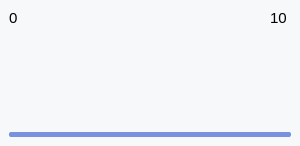
Old version of the form UIFiles/belt_tile.ui in the repository DORSA-co/MSC_Conveyor.
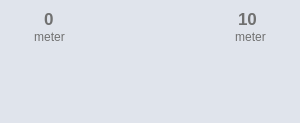
New version of the form. Icons and pictures are not drawn.

The edit to the form file:
```diff
--- a/UIFiles/belt_tile.ui
+++ b/UIFiles/belt_tile.ui
@@ -7,7 +7,7 @@
     <x>0</x>
     <y>0</y>
     <width>300</width>
-    <height>146</height>
+    <height>123</height>
    </rect>
   </property>
   <property name="windowTitle">
@@ -32,10 +32,10 @@
    <item>
     <widget class="QWidget" name="StyleSheet" native="true">
      <property name="styleSheet">
-      <string notr="true">#frame
+      <string notr="true">#main_frame
 {
 	border:None;
-	background-color: #F7F8FA;
+	background-color: #E0E4EC;
 }</string>
      </property>
      <layout class="QVBoxLayout" name="verticalLayout_2">
@@ -55,7 +55,7 @@
        <number>0</number>
       </property>
       <item>
-       <widget class="QFrame" name="frame">
+       <widget class="QFrame" name="main_frame">
         <property name="minimumSize">
          <size>
           <width>300</width>
@@ -78,77 +78,11 @@
          <property name="spacing">
           <number>4</number>
          </property>
+         <property name="bottomMargin">
+          <number>0</number>
+         </property>
          <item>
-          <layout class="QHBoxLayout" name="horizontalLayout">
-           <property name="topMargin">
-            <number>0</number>
-           </property>
-           <item>
-            <widget class="QLabel" name="meterage_low_label">
-             <property name="sizePolicy">
-              <sizepolicy hsizetype="Fixed" vsizetype="Preferred">
-               <horstretch>0</horstretch>
-               <verstretch>0</verstretch>
-              </sizepolicy>
-             </property>
-             <property name="font">
-              <font>
-               <pointsize>11</pointsize>
-              </font>
-             </property>
-             <property name="text">
-              <string>0</string>
-             </property>
-            </widget>
-           </item>
-           <item>
-            <widget class="QPushButton" name="left_arrow">
-             <property name="styleSheet">
-              <string notr="true">#left_arrow{
-	border: 0px solid gray;
-}</string>
-             </property>
-             <property name="text">
-              <string/>
-             </property>
-            </widget>
-           </item>
-           <item>
-            <widget class="QPushButton" name="right_arrow">
-             <property name="styleSheet">
-              <string notr="true">#right_arrow{
-	border: 0px solid gray;
-}</string>
-             </property>
-             <property name="text">
-              <string/>
-             </property>
-            </widget>
-           </item>
-           <item>
-            <widget class="QLabel" name="meterage_high_label">
-             <property name="sizePolicy">
-              <sizepolicy hsizetype="Fixed" vsizetype="Preferred">
-               <horstretch>0</horstretch>
-               <verstretch>0</verstretch>
-              </sizepolicy>
-             </property>
-             <property name="font">
-              <font>
-               <pointsize>11</pointsize>
-               <weight>50</weight>
-               <bold>false</bold>
-              </font>
-             </property>
-             <property name="text">
-              <string>10 </string>
-             </property>
-            </widget>
-           </item>
-          </layout>
-         </item>
-         <item>
-          <widget class="QFrame" name="frame2">
+          <widget class="QFrame" name="inner_frame">
            <property name="sizePolicy">
             <sizepolicy hsizetype="Preferred" vsizetype="Expanding">
              <horstretch>0</horstretch>
@@ -156,7 +90,8 @@
             </sizepolicy>
            </property>
            <property name="styleSheet">
-            <string notr="true">border: None;</string>
+            <string notr="true">border: None;
+background-color: None;</string>
            </property>
            <property name="frameShape">
             <enum>QFrame::StyledPanel</enum>
@@ -181,25 +116,201 @@
              <number>0</number>
             </property>
             <item>
-             <widget class="QLabel" name="label">
-              <property name="text">
-               <string/>
+             <layout class="QHBoxLayout" name="horizontalLayout">
+              <property name="spacing">
+               <number>0</number>
               </property>
-              <property name="scaledContents">
-               <bool>true</bool>
+              <property name="leftMargin">
+               <number>0</number>
               </property>
-             </widget>
+              <property name="topMargin">
+               <number>0</number>
+              </property>
+              <property name="rightMargin">
+               <number>0</number>
+              </property>
+              <item>
+               <layout class="QVBoxLayout" name="verticalLayout_5">
+                <property name="spacing">
+                 <number>1</number>
+                </property>
+                <item alignment="Qt::AlignHCenter">
+                 <widget class="QLabel" name="meterage_low_label">
+                  <property name="sizePolicy">
+                   <sizepolicy hsizetype="Fixed" vsizetype="Preferred">
+                    <horstretch>0</horstretch>
+                    <verstretch>0</verstretch>
+                   </sizepolicy>
+                  </property>
+                  <property name="font">
+                   <font>
+                    <pointsize>13</pointsize>
+                    <weight>75</weight>
+                    <bold>true</bold>
+                   </font>
+                  </property>
+                  <property name="styleSheet">
+                   <string notr="true">color: #707070;</string>
+                  </property>
+                  <property name="text">
+                   <string>0</string>
+                  </property>
+                 </widget>
+                </item>
+                <item>
+                 <widget class="QLabel" name="label_3">
+                  <property name="styleSheet">
+                   <string notr="true">color: #707070;</string>
+                  </property>
+                  <property name="text">
+                   <string>meter</string>
+                  </property>
+                  <property name="alignment">
+                   <set>Qt::AlignCenter</set>
+                  </property>
+                 </widget>
+                </item>
+                <item>
+                 <spacer name="verticalSpacer">
+                  <property name="orientation">
+                   <enum>Qt::Vertical</enum>
+                  </property>
+                  <property name="sizeHint" stdset="0">
+                   <size>
+                    <width>20</width>
+                    <height>40</height>
+                   </size>
+                  </property>
+                 </spacer>
+                </item>
+               </layout>
+              </item>
+              <item>
+               <layout class="QVBoxLayout" name="verticalLayout_7">
+                <item>
+                 <widget class="QFrame" name="arrow_frame">
+                  <property name="minimumSize">
+                   <size>
+                    <width>120</width>
+                    <height>22</height>
+                   </size>
+                  </property>
+                  <property name="maximumSize">
+                   <size>
+                    <width>120</width>
+                    <height>16777215</height>
+                   </size>
+                  </property>
+                  <property name="styleSheet">
+                   <string notr="true">background-image: url(:/icons/icons/two_side_arrow.png);
+background-repeat: false;
+background-position: center;
+</string>
+                  </property>
+                  <property name="frameShape">
+                   <enum>QFrame::StyledPanel</enum>
+                  </property>
+                  <property name="frameShadow">
+                   <enum>QFrame::Raised</enum>
+                  </property>
+                 </widget>
+                </item>
+                <item>
+                 <spacer name="verticalSpacer_3">
+                  <property name="orientation">
+                   <enum>Qt::Vertical</enum>
+                  </property>
+                  <property name="sizeType">
+                   <enum>QSizePolicy::Preferred</enum>
+                  </property>
+                  <property name="sizeHint" stdset="0">
+                   <size>
+                    <width>20</width>
+                    <height>70</height>
+                   </size>
+                  </property>
+                 </spacer>
+                </item>
+               </layout>
+              </item>
+              <item>
+               <layout class="QVBoxLayout" name="verticalLayout_6">
+                <property name="spacing">
+                 <number>1</number>
+                </property>
+                <item alignment="Qt::AlignHCenter">
+                 <widget class="QLabel" name="meterage_high_label">
+                  <property name="sizePolicy">
+                   <sizepolicy hsizetype="Fixed" vsizetype="Preferred">
+                    <horstretch>0</horstretch>
+                    <verstretch>0</verstretch>
+                   </sizepolicy>
+                  </property>
+                  <property name="font">
+                   <font>
+                    <pointsize>13</pointsize>
+                    <weight>75</weight>
+                    <bold>true</bold>
+                   </font>
+                  </property>
+                  <property name="styleSheet">
+                   <string notr="true">color: #707070;</string>
+                  </property>
+                  <property name="text">
+                   <string>10 </string>
+                  </property>
+                 </widget>
+                </item>
+                <item>
+                 <widget class="QLabel" name="label_4">
+                  <property name="styleSheet">
+                   <string notr="true">color: #707070;</string>
+                  </property>
+                  <property name="text">
+                   <string>meter</string>
+                  </property>
+                  <property name="alignment">
+                   <set>Qt::AlignCenter</set>
+                  </property>
+                 </widget>
+                </item>
+                <item>
+                 <spacer name="verticalSpacer_2">
+                  <property name="orientation">
+                   <enum>Qt::Vertical</enum>
+                  </property>
+                  <property name="sizeHint" stdset="0">
+                   <size>
+                    <width>20</width>
+                    <height>40</height>
+                   </size>
+                  </property>
+                 </spacer>
+                </item>
+               </layout>
+              </item>
+             </layout>
             </item>
            </layout>
           </widget>
          </item>
          <item>
-          <widget class="QLabel" name="label_2">
+          <widget class="QLabel" name="select_label">
+           <property name="minimumSize">
+            <size>
+             <width>0</width>
+             <height>8</height>
+            </size>
+           </property>
+           <property name="maximumSize">
+            <size>
+             <width>16777215</width>
+             <height>8</height>
+            </size>
+           </property>
            <property name="styleSheet">
-            <string notr="true">background-color: #7892DF;
-min-height: 5px;
-max-height: 5px;
-border-radius: 2px;</string>
+            <string notr="true">background-color: #E0E4EC;
+border-radius: 4px;</string>
            </property>
            <property name="text">
             <string/>
```
